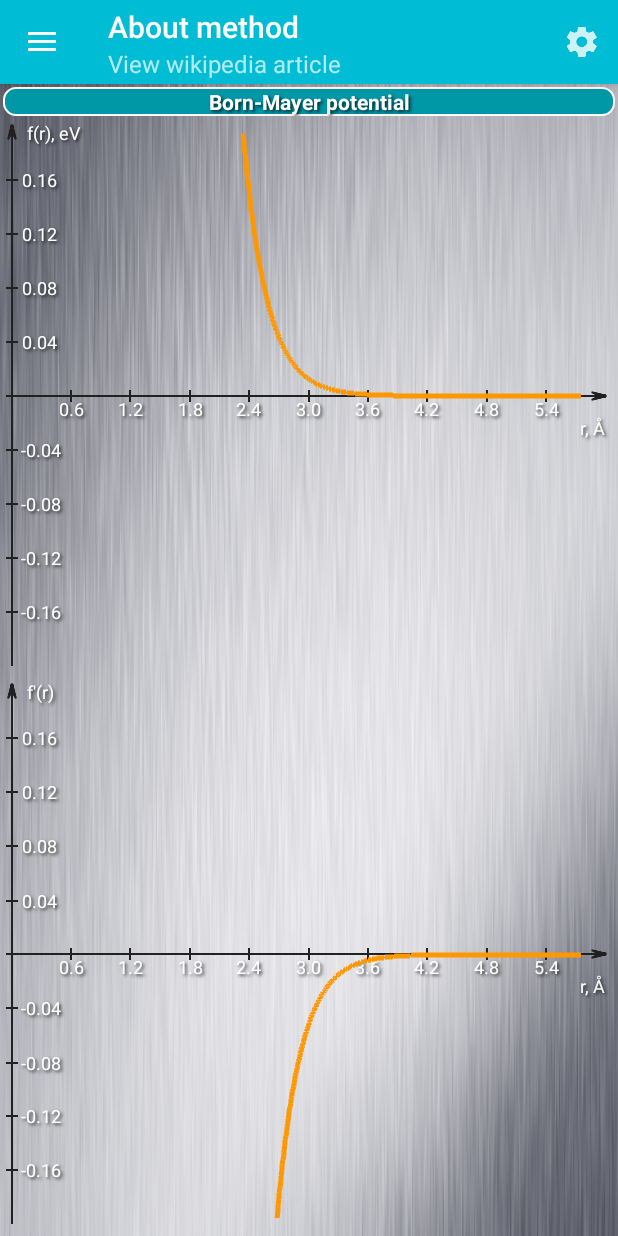
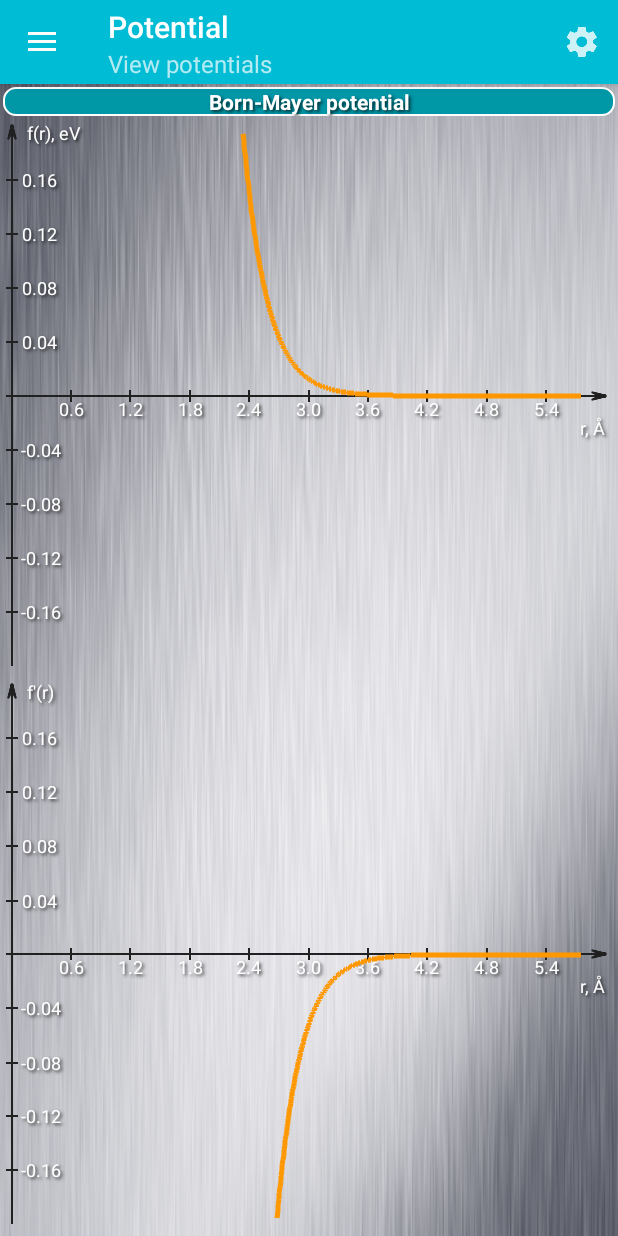
Before and after one commit to mkulesh/molecularDynamics, an Android app: the fragment MainFragmentPotential placed in its activity, in the side drawer, after a tap on "About method", on a phone screen of 412 x 824 dp. Run offline under Robolectric (Android 15) with nearby library versions, the phone set to English and light mode, and no system bars; 31 statements that could not run were skipped.

Commit message:
Re-design: Fixed some bugs

```diff
--- a/app/src/main/java/com/mkulesh/mmd/BaseFragment.java
+++ b/app/src/main/java/com/mkulesh/mmd/BaseFragment.java
@@ -34,7 +34,6 @@ abstract public class BaseFragment extends Fragment
     public final static int INVALID_FRAGMENT_ID = -1;
     public final static int EXPERIMENT_FRAGMENT_ID = 0;
     public final static int POTENTIAL_FRAGMENT_ID = 1;
-    public final static int ABOUT_METHOD_FRAGMENT_ID = 2;
 
     protected MainActivity activity = null;
     protected View rootView = null;
@@ -45,6 +44,13 @@ abstract public class BaseFragment extends Fragment
      * Abstract interface
      */
     abstract public void performAction(int itemId);
+    abstract public int getTitleId();
+    abstract public int getSubTitleId();
+
+    public int getFragmentNumber()
+    {
+        return fragmentNumber;
+    }
 
     protected void initializeFragment(int number)
     {
--- a/app/src/main/java/com/mkulesh/mmd/MainActivity.java
+++ b/app/src/main/java/com/mkulesh/mmd/MainActivity.java
@@ -52,6 +52,7 @@ public class MainActivity extends AppCompatActivity
 {
     private Toolbar mToolbar = null;
     private DrawerLayout mDrawerLayout = null;
+    private NavigationView navigationView = null;
     private ActionBarDrawerToggle mDrawerToggle = null;
     private Display display = null;
     private Experiment experiment = null;
@@ -103,7 +104,7 @@ public class MainActivity extends AppCompatActivity
         // Action bar drawer
         mDrawerLayout = (DrawerLayout) findViewById(R.id.drawer_layout);
 
-        NavigationView navigationView = (NavigationView) findViewById(R.id.nav_view);
+        navigationView = (NavigationView) findViewById(R.id.nav_view);
         if (navigationView != null)
         {
             navigationView.setNavigationItemSelectedListener(
@@ -191,8 +192,6 @@ public class MainActivity extends AppCompatActivity
     @Override
     public boolean onOptionsItemSelected(MenuItem menuItem)
     {
-        BaseFragment baseFragment = getVisibleFragment();
-
         // The action bar home/up action should open or close the drawer.
         // ActionBarDrawerToggle will take care of this.
         if (mDrawerToggle.onOptionsItemSelected(menuItem))
@@ -200,6 +199,7 @@ public class MainActivity extends AppCompatActivity
             return true;
         }
 
+        BaseFragment baseFragment = getVisibleFragment();
         if (baseFragment == null)
         {
             return true;
@@ -241,12 +241,8 @@ public class MainActivity extends AppCompatActivity
     {
         menuItem.setChecked(true);
         mDrawerLayout.closeDrawers();
-        mToolbar.setTitle(menuItem.getTitle());
-        final String[] subtitles = getResources().getStringArray(R.array.activity_subtitles);
-        final CharSequence subTitle = (menuItem.getOrder() < subtitles.length) ? subtitles[menuItem.getOrder()] : "";
-        mToolbar.setSubtitle(subTitle);
 
-        Fragment fragment = null;
+        BaseFragment fragment = null;
         switch (menuItem.getItemId())
         {
         case R.id.nav_experiment:
@@ -288,4 +284,24 @@ public class MainActivity extends AppCompatActivity
             transaction.commit();
         }
     }
+
+    public void updateFragmentInfo(BaseFragment fragment)
+    {
+        if (fragment != null)
+        {
+            mToolbar.setTitle(fragment.getTitleId());
+            mToolbar.setSubtitle(fragment.getSubTitleId());
+            ViewUtils.Debug(this, "Toolbar title: " + mToolbar.getTitle() + "/" + mToolbar.getSubtitle());
+            final int fragmentNumber = fragment.getFragmentNumber();
+            if (fragmentNumber != BaseFragment.INVALID_FRAGMENT_ID &&
+                    fragmentNumber < navigationView.getMenu().size())
+            {
+                final MenuItem navMenu = navigationView.getMenu().getItem(fragmentNumber);
+                if (navMenu != null && !navMenu.isChecked())
+                {
+                    navMenu.setChecked(true);
+                }
+            }
+        }
+    }
 }
--- a/app/src/main/java/com/mkulesh/mmd/MainFragmentExperiment.java
+++ b/app/src/main/java/com/mkulesh/mmd/MainFragmentExperiment.java
@@ -124,6 +124,7 @@ public class MainFragmentExperiment extends BaseFragment implements View.OnClick
     {
         super.onResume();
         ViewUtils.Debug(this, "onResume");
+        activity.updateFragmentInfo(this);
 
         final Experiment exp = activity.getExperiment();
 
@@ -222,6 +223,18 @@ public class MainFragmentExperiment extends BaseFragment implements View.OnClick
     }
 
     @Override
+    public int getTitleId()
+    {
+        return R.string.drawer_experiment;
+    }
+
+    @Override
+    public int getSubTitleId()
+    {
+        return R.string.drawer_experiment_subtitle;
+    }
+
+    @Override
     public void onActivityResult(int requestCode, int resultCode, Intent data)
     {
         if (requestCode == SETTINGS_ACTIVITY_REQUEST)
--- a/app/src/main/java/com/mkulesh/mmd/MainFragmentPotential.java
+++ b/app/src/main/java/com/mkulesh/mmd/MainFragmentPotential.java
@@ -83,6 +83,14 @@ public class MainFragmentPotential extends BaseFragment implements DialogChangeL
     }
 
     @Override
+    public void onResume()
+    {
+        super.onResume();
+        ViewUtils.Debug(this, "onResume");
+        activity.updateFragmentInfo(this);
+    }
+
+    @Override
     public void performAction(int itemId)
     {
         // Handle item selection
@@ -91,6 +99,18 @@ public class MainFragmentPotential extends BaseFragment implements DialogChangeL
             ControlDialog d = new ControlDialog(activity, potentialChangeDialog, this);
             d.show();
         }
+    }
+
+    @Override
+    public int getTitleId()
+    {
+        return R.string.drawer_potential;
+    }
+
+    @Override
+    public int getSubTitleId()
+    {
+        return R.string.drawer_potential_subtitle;
     }
 
     @Override
--- a/app/src/main/java/com/mkulesh/mmd/utils/ViewUtils.java
+++ b/app/src/main/java/com/mkulesh/mmd/utils/ViewUtils.java
@@ -300,6 +300,6 @@ public class ViewUtils
         Drawable drawable = menu.getDrawable();
         drawable = DrawableCompat.wrap(drawable);
         DrawableCompat.setTint(drawable, ContextCompat.getColor(context, R.color.mmd_icons));
-        menu.setBackground(drawable);
+        menu.setImageDrawable(drawable);
     }
 }
--- a/app/src/main/java/com/mkulesh/mmd/widgets/ImageArrayAdapter.java
+++ b/app/src/main/java/com/mkulesh/mmd/widgets/ImageArrayAdapter.java
@@ -50,7 +50,7 @@ public class ImageArrayAdapter extends ArrayAdapter<CharSequence>
      * @param context            the context.
      * @param textViewResourceId resource id of the text view.
      * @param objects            to be displayed.
-     * @param imageResourceIds   resource id of the images to be displayed.
+     * @param images             images to be displayed.
      * @param index              index of the previous selected item.
      */
     public ImageArrayAdapter(Context context, int textViewResourceId, CharSequence[] objects, ArrayList<Bitmap> images,
@@ -64,7 +64,6 @@ public class ImageArrayAdapter extends ArrayAdapter<CharSequence>
 
     public View getView(int position, View convertView, ViewGroup parent)
     {
-
         LayoutInflater inflater = ((Activity) getContext()).getLayoutInflater();
         View row = inflater.inflate(textViewResourceId, parent, false);
 
--- /dev/null
+++ b/app/src/main/res/color/drawer_text_color.xml
@@ -0,0 +1,5 @@
+<?xml version="1.0" encoding="utf-8"?>
+<selector xmlns:android="http://schemas.android.com/apk/res/android">
+    <item android:color="@color/mmd_primary_text" android:state_checked="false"/>
+    <item android:color="@color/mmd_primary_dark" android:state_checked="true" />
+</selector>
--- a/app/src/main/res/drawable/clickable_background_no_padding.xml
+++ /dev/null
@@ -1,11 +0,0 @@
-<?xml version="1.0" encoding="utf-8"?>
-<selector xmlns:android="http://schemas.android.com/apk/res/android">
-    <item android:state_enabled="true"
-        android:state_pressed="true" android:drawable="@color/mmd_accent" />
-    <item android:state_enabled="true"
-        android:state_focused="true" android:drawable="@color/mmd_accent" />
-    <item android:state_enabled="true"
-        android:state_selected="true" android:drawable="@drawable/selected_button_border" />
-    <item
-        android:drawable="@android:color/transparent" />
-</selector>
--- a/app/src/main/res/layout/activity_main.xml
+++ b/app/src/main/res/layout/activity_main.xml
@@ -26,7 +26,7 @@
         android:layout_width="wrap_content"
         android:layout_gravity="start"
         android:background="@color/mmd_bg_color"
-        app:itemTextColor="@color/mmd_primary_text"
+        app:itemTextColor="@color/drawer_text_color"
         app:itemIconTint="@color/mmd_secondary_text"
         app:headerLayout="@layout/activity_drawer_header"
         app:menu="@menu/activity_drawer_items"/>
--- a/app/src/main/res/layout/fragment_potential.xml
+++ b/app/src/main/res/layout/fragment_potential.xml
@@ -1,7 +1,6 @@
 <LinearLayout xmlns:android="http://schemas.android.com/apk/res/android"
-    xmlns:tools="http://schemas.android.com/tools"
-    xmlns:mmd="http://schemas.android.com/apk/res-auto"
     xmlns:app="http://schemas.android.com/apk/res-auto"
+    android:id="@+id/activity_potential_root_layout"
     android:layout_width="match_parent"
     android:layout_height="match_parent"
     android:background="@drawable/aluminium_texture"
@@ -30,8 +29,8 @@
             android:layout_width="match_parent"
             android:layout_height="match_parent"
             android:layout_weight="1"
-            mmd:domainName="@string/potential_domain_name"
-            mmd:valueName="@string/potential_value_name" />
+            app:domainName="@string/potential_domain_name"
+            app:valueName="@string/potential_value_name" />
 
         <com.mkulesh.mmd.widgets.FunctionView
             android:id="@+id/activity_potential_derivative"
@@ -39,8 +38,8 @@
             android:layout_width="match_parent"
             android:layout_height="match_parent"
             android:layout_weight="1"
-            mmd:domainName="@string/potential_domain_name"
-            mmd:valueName="@string/potential_derivative_name" />
+            app:domainName="@string/potential_domain_name"
+            app:valueName="@string/potential_derivative_name" />
     </LinearLayout>
 
 </LinearLayout>
--- a/app/src/main/res/values-sw600dp/dimens.xml
+++ /dev/null
@@ -1,8 +0,0 @@
-<resources>
-
-    <!--
-         Customize dimensions originally defined in res/values/dimens.xml (such as
-         screen margins) for sw600dp devices (e.g. 7" tablets) here.
-    -->
-
-</resources>
--- a/app/src/main/res/values-sw720dp-land/dimens.xml
+++ /dev/null
@@ -1,9 +0,0 @@
-<?xml version="1.0" encoding="utf-8"?>
-<resources>
-
-    <!--
-         Customize dimensions originally defined in res/values/dimens.xml (such as
-         screen margins) for sw720dp devices (e.g. 10" tablets) in landscape here.
-    -->
-
-</resources>
--- a/app/src/main/res/values-v11/styles.xml
+++ /dev/null
@@ -1,8 +0,0 @@
-<?xml version="1.0" encoding="utf-8"?>
-<resources xmlns:android="http://schemas.android.com/apk/res/android">
-
-    <style name="MmdActionBarTheme" parent="AppBaseTheme">
-        <item name="android:selectableItemBackground">@drawable/clickable_background</item>
-    </style>
-
-</resources>
--- a/app/src/main/res/values-v21/styles.xml
+++ b/app/src/main/res/values-v21/styles.xml
@@ -2,10 +2,7 @@
 <resources xmlns:android="http://schemas.android.com/apk/res/android">
 
     <style name="MmdActionBarTheme" parent="AppBaseTheme">
-        <item name="android:selectableItemBackground">@drawable/clickable_background</item>
-        <item name="android:selectableItemBackgroundBorderless">@drawable/clickable_background</item>
         <item name="android:actionBarItemBackground">@drawable/clickable_background</item>
-        <item name="android:listChoiceBackgroundIndicator">@drawable/clickable_background_no_padding</item>
         <item name="android:windowDrawsSystemBarBackgrounds">true</item>
         <item name="android:statusBarColor">@android:color/transparent</item>
     </style>
--- a/app/src/main/res/values/colors.xml
+++ b/app/src/main/res/values/colors.xml
@@ -6,7 +6,6 @@
     <!-- Palette generated by Material Palette - materialpalette.com -->
     <color name="mmd_primary">#00BCD4</color>
     <color name="mmd_primary_dark">#0097A7</color>
-    <color name="mmd_primary_light">#B2EBF2</color>
     <color name="mmd_accent">#FF9800</color>
     <color name="mmd_primary_text">#212121</color>
     <color name="mmd_secondary_text">#757575</color>
--- a/app/src/main/res/values/strings.xml
+++ b/app/src/main/res/values/strings.xml
@@ -10,13 +10,10 @@
     <string name="drawer_open">Open navigation drawer</string>
     <string name="drawer_close">Close navigation drawer</string>
     <string name="drawer_experiment">Experiment</string>
+    <string name="drawer_experiment_subtitle">View particles</string>
     <string name="drawer_potential">Potential</string>
+    <string name="drawer_potential_subtitle">View potentials</string>
     <string name="drawer_documentation">About method</string>
-    <string-array name="activity_subtitles">
-        <item>View particles</item>
-        <item>View potentials</item>
-        <item>View wikipedia article</item>
-    </string-array>
     <string name="button_cancel">Cancel</string>
 
     <!-- Main menu -->
--- a/app/src/main/res/values/styles.xml
+++ b/app/src/main/res/values/styles.xml
@@ -2,8 +2,6 @@
 
     <!-- Application theme. -->
     <style name="AppBaseTheme" parent="@style/Theme.AppCompat.Light.NoActionBar">
-        <item name="selectableItemBackground">@drawable/clickable_background</item>
-        <item name="selectableItemBackgroundBorderless">@drawable/clickable_background</item>
         <item name="actionBarItemBackground">@drawable/clickable_background</item>
         <item name="actionModeBackground">@color/mmd_primary</item>
         <item name="colorPrimary">@color/mmd_primary</item>
```
Also changed, not shown: 1 other file.
